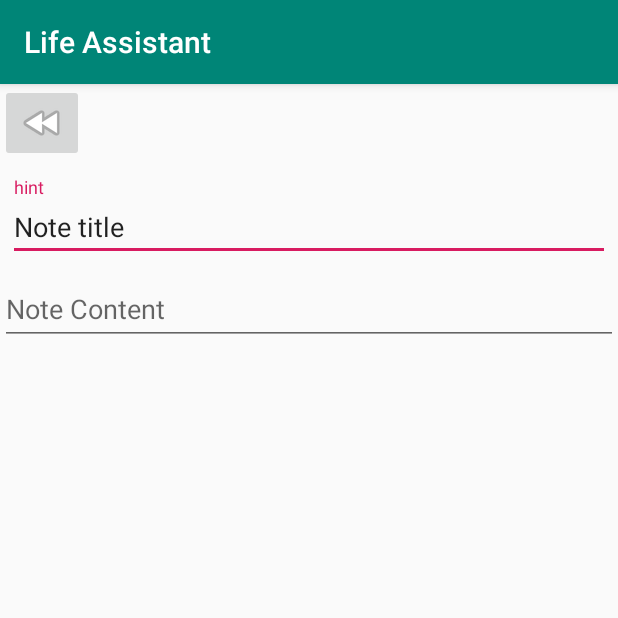
After one commit to KrizzyK/LifeAssistant, an Android app: the OpenedNoteActivity screen opened directly, with no data from a screen before it, on a phone screen of 412 x 824 dp, the top half of it. The commit adds this screen. Run offline under Robolectric (Android 15) with nearby library versions, the light colour scheme and no system bars.

Commit message:
Working general design. Implementing changing Activities

```diff
--- a/app/build.gradle
+++ b/app/build.gradle
@@ -32,4 +32,5 @@ dependencies {
     implementation 'androidx.appcompat:appcompat:1.0.0'
     implementation 'androidx.recyclerview:recyclerview:1.0.0'
     implementation 'androidx.cardview:cardview:1.0.0'
+    implementation 'com.google.android.material:material:1.0.0'
 }
--- /dev/null
+++ b/app/src/main/java/com/example/lifeassistant/Note/OpenedNoteActivity.java
@@ -0,0 +1,27 @@
+package com.example.lifeassistant.Note;
+
+import android.os.Bundle;
+import android.view.View;
+import android.widget.ImageButton;
+
+import androidx.appcompat.app.AppCompatActivity;
+
+import com.example.lifeassistant.R;
+
+public class OpenedNoteActivity extends AppCompatActivity {
+    private Note opened_note;
+    private ImageButton back_button;
+    protected void onCreate(Bundle savedInstanceState) {
+        super.onCreate(savedInstanceState);
+        setContentView(R.layout.opened_note_layout);
+        back_button = (ImageButton) findViewById(R.id.backButton);
+        back_button.setOnClickListener(new View.OnClickListener() {
+            @Override
+            public void onClick(View view) {
+                finish();
+            }
+        });
+
+    }
+
+}
--- /dev/null
+++ b/app/src/main/res/layout/opened_note_layout.xml
@@ -0,0 +1,74 @@
+<?xml version="1.0" encoding="utf-8"?>
+<LinearLayout
+    xmlns:android="http://schemas.android.com/apk/res/android"
+    xmlns:app="http://schemas.android.com/apk/res-auto"
+    android:orientation="vertical"
+    android:layout_width="match_parent"
+    android:layout_height="match_parent">
+
+    <ImageButton
+        android:id="@+id/backButton"
+        android:layout_width="wrap_content"
+        android:layout_height="wrap_content"
+        app:srcCompat="@android:drawable/ic_media_rew" />
+
+    <com.google.android.material.textfield.TextInputLayout
+        android:id="@+id/noteTitle"
+        android:layout_width="match_parent"
+        android:layout_height="wrap_content"
+        android:paddingTop="10dp"
+        android:paddingLeft="5dp"
+        android:paddingRight="5dp"
+        >
+
+        <com.google.android.material.textfield.TextInputEditText
+            android:id="@+id/noteTitleHint"
+            android:text="Note title"
+            android:layout_width="match_parent"
+            android:layout_height="wrap_content"
+            android:hint="hint" />
+    </com.google.android.material.textfield.TextInputLayout>
+
+    <com.google.android.material.textfield.TextInputLayout
+        android:id="@+id/noteContent"
+        android:layout_width="match_parent"
+        android:layout_height="match_parent">
+
+        <com.google.android.material.textfield.TextInputEditText
+            android:id="@+id/noteContentHint"
+            android:layout_width="match_parent"
+            android:layout_height="wrap_content"
+            android:hint="Note Content" />
+
+    </com.google.android.material.textfield.TextInputLayout>
+
+    <TextView
+        android:id="@+id/bottomText"
+        android:layout_width="match_parent"
+        android:layout_height="wrap_content"
+        android:text="TextView" />
+
+    <com.google.android.material.textfield.TextInputLayout
+        android:id="@+id/modified"
+        android:layout_width="wrap_content"
+        android:layout_height="wrap_content"
+        android:paddingLeft="5dp">
+
+        <com.google.android.material.textfield.TextInputEditText
+            android:layout_width="match_parent"
+            android:layout_height="wrap_content"
+            android:hint="hint" />
+    </com.google.android.material.textfield.TextInputLayout>
+
+    <com.google.android.material.textfield.TextInputLayout
+        android:id="@+id/created"
+        android:layout_width="match_parent"
+        android:layout_height="match_parent"
+        android:paddingRight="5dp">
+
+        <com.google.android.material.textfield.TextInputEditText
+            android:layout_width="match_parent"
+            android:layout_height="wrap_content"
+            android:hint="hint" />
+    </com.google.android.material.textfield.TextInputLayout>
+</LinearLayout>
```
Also changed, not shown: app/src/main/AndroidManifest.xml (+7 -0 lines), app/src/main/java/com/example/lifeassistant/MainActivity.java (+20 -29 lines), app/src/main/java/com/example/lifeassistant/Note/Note.java (+22 -4 lines), app/src/main/java/com/example/lifeassistant/Note/NoteHolder.java (+14 -0 lines), app/src/main/res/layout/note_layout_v2.xml (deleted, +0 -23 lines), app/src/main/res/layout/note_main.xml (renamed from app/src/main/res/layout/activity_main.xml, +6 -1 lines), app/src/main/res/layout/notes_sublayout.xml (added, +40 -0 lines).
